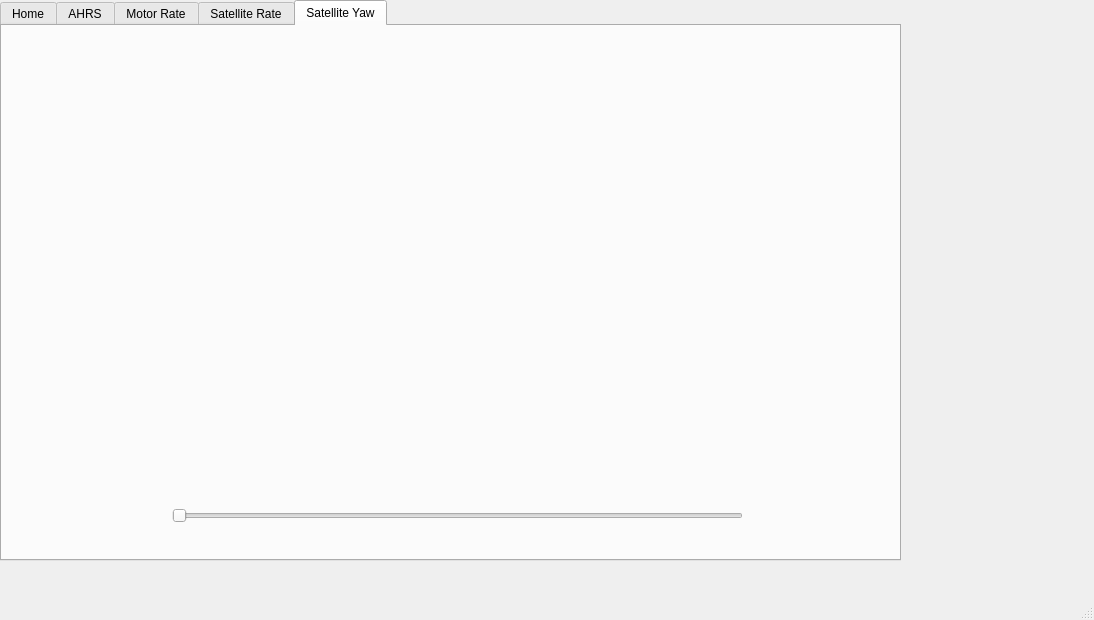
The window that fsat-gs/mainwindow.ui (risherlock/fsat-gs) describes before a commit, drawn with Qt 5.
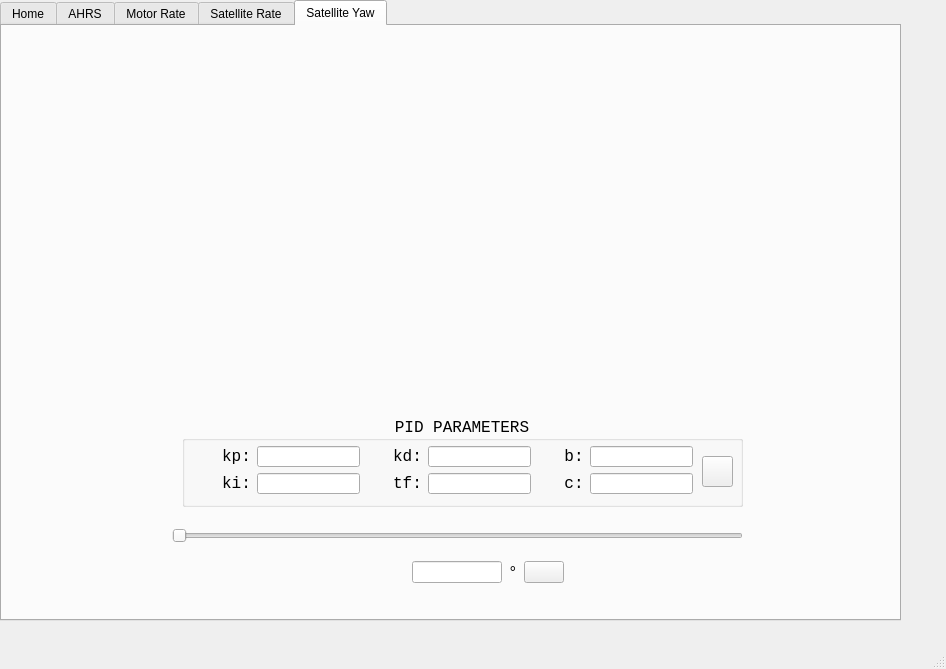
The same window after the commit. Icons and pictures are not drawn. Custom widgets are drawn as their Qt base class.

The edit to the form file:
```diff
--- a/fsat-gs/mainwindow.ui
+++ b/fsat-gs/mainwindow.ui
@@ -6,8 +6,8 @@
    <rect>
     <x>0</x>
     <y>0</y>
-    <width>1094</width>
-    <height>620</height>
+    <width>946</width>
+    <height>669</height>
    </rect>
   </property>
   <property name="windowTitle">
@@ -20,7 +20,7 @@
       <x>0</x>
       <y>0</y>
       <width>901</width>
-      <height>561</height>
+      <height>621</height>
      </rect>
     </property>
     <property name="font">
@@ -700,23 +700,6 @@
                </property>
               </widget>
              </item>
-             <item>
-              <widget class="QLabel" name="label_14">
-               <property name="font">
-                <font>
-                 <family>Courier New</family>
-                 <pointsize>12</pointsize>
-                 <bold>false</bold>
-                </font>
-               </property>
-               <property name="text">
-                <string>0.00</string>
-               </property>
-               <property name="alignment">
-                <set>Qt::AlignmentFlag::AlignCenter</set>
-               </property>
-              </widget>
-             </item>
              <item>
               <widget class="QLabel" name="label_15">
                <property name="font">
@@ -1238,7 +1221,7 @@
       <property name="geometry">
        <rect>
         <x>170</x>
-        <y>480</y>
+        <y>500</y>
         <width>571</width>
         <height>20</height>
        </rect>
@@ -1247,6 +1230,326 @@
        <enum>Qt::Orientation::Horizontal</enum>
       </property>
      </widget>
+     <widget class="QCustomPlot" name="widget_plot_yaw" native="true">
+      <property name="geometry">
+       <rect>
+        <x>90</x>
+        <y>50</y>
+        <width>741</width>
+        <height>311</height>
+       </rect>
+      </property>
+     </widget>
+     <widget class="QGroupBox" name="groupBox_8">
+      <property name="geometry">
+       <rect>
+        <x>180</x>
+        <y>390</y>
+        <width>561</width>
+        <height>91</height>
+       </rect>
+      </property>
+      <property name="font">
+       <font>
+        <family>Courier New</family>
+        <pointsize>12</pointsize>
+        <bold>false</bold>
+       </font>
+      </property>
+      <property name="title">
+       <string>PID PARAMETERS</string>
+      </property>
+      <property name="alignment">
+       <set>Qt::AlignmentFlag::AlignCenter</set>
+      </property>
+      <widget class="QWidget" name="layoutWidget_10">
+       <property name="geometry">
+        <rect>
+         <x>40</x>
+         <y>30</y>
+         <width>471</width>
+         <height>48</height>
+        </rect>
+       </property>
+       <layout class="QGridLayout" name="gridLayout_3">
+        <item row="0" column="0">
+         <layout class="QHBoxLayout" name="horizontalLayout_19">
+          <item>
+           <widget class="QLabel" name="label_43">
+            <property name="font">
+             <font>
+              <family>Courier New</family>
+              <pointsize>12</pointsize>
+              <bold>false</bold>
+             </font>
+            </property>
+            <property name="text">
+             <string>kp:</string>
+            </property>
+            <property name="alignment">
+             <set>Qt::AlignmentFlag::AlignCenter</set>
+            </property>
+           </widget>
+          </item>
+          <item>
+           <widget class="QLineEdit" name="lineEdit_16"/>
+          </item>
+         </layout>
+        </item>
+        <item row="0" column="1">
+         <spacer name="horizontalSpacer_9">
+          <property name="orientation">
+           <enum>Qt::Orientation::Horizontal</enum>
+          </property>
+          <property name="sizeHint" stdset="0">
+           <size>
+            <width>100</width>
+            <height>20</height>
+           </size>
+          </property>
+         </spacer>
+        </item>
+        <item row="0" column="2">
+         <layout class="QHBoxLayout" name="horizontalLayout_20">
+          <item>
+           <widget class="QLabel" name="label_44">
+            <property name="font">
+             <font>
+              <family>Courier New</family>
+              <pointsize>12</pointsize>
+              <bold>false</bold>
+             </font>
+            </property>
+            <property name="text">
+             <string>kd:</string>
+            </property>
+            <property name="alignment">
+             <set>Qt::AlignmentFlag::AlignCenter</set>
+            </property>
+           </widget>
+          </item>
+          <item>
+           <widget class="QLineEdit" name="lineEdit_17"/>
+          </item>
+         </layout>
+        </item>
+        <item row="0" column="3">
+         <spacer name="horizontalSpacer_10">
+          <property name="orientation">
+           <enum>Qt::Orientation::Horizontal</enum>
+          </property>
+          <property name="sizeHint" stdset="0">
+           <size>
+            <width>100</width>
+            <height>20</height>
+           </size>
+          </property>
+         </spacer>
+        </item>
+        <item row="0" column="4">
+         <layout class="QHBoxLayout" name="horizontalLayout_21">
+          <item>
+           <widget class="QLabel" name="label_45">
+            <property name="font">
+             <font>
+              <family>Courier New</family>
+              <pointsize>12</pointsize>
+              <bold>false</bold>
+             </font>
+            </property>
+            <property name="text">
+             <string>b:</string>
+            </property>
+            <property name="alignment">
+             <set>Qt::AlignmentFlag::AlignCenter</set>
+            </property>
+           </widget>
+          </item>
+          <item>
+           <widget class="QLineEdit" name="lineEdit_18"/>
+          </item>
+         </layout>
+        </item>
+        <item row="1" column="0">
+         <layout class="QHBoxLayout" name="horizontalLayout_22">
+          <item>
+           <widget class="QLabel" name="label_46">
+            <property name="font">
+             <font>
+              <family>Courier New</family>
+              <pointsize>12</pointsize>
+              <bold>false</bold>
+             </font>
+            </property>
+            <property name="text">
+             <string>ki:</string>
+            </property>
+            <property name="alignment">
+             <set>Qt::AlignmentFlag::AlignCenter</set>
+            </property>
+           </widget>
+          </item>
+          <item>
+           <widget class="QLineEdit" name="lineEdit_19"/>
+          </item>
+         </layout>
+        </item>
+        <item row="1" column="1">
+         <spacer name="horizontalSpacer_11">
+          <property name="orientation">
+           <enum>Qt::Orientation::Horizontal</enum>
+          </property>
+          <property name="sizeHint" stdset="0">
+           <size>
+            <width>100</width>
+            <height>20</height>
+           </size>
+          </property>
+         </spacer>
+        </item>
+        <item row="1" column="2">
+         <layout class="QHBoxLayout" name="horizontalLayout_23">
+          <item>
+           <widget class="QLabel" name="label_47">
+            <property name="font">
+             <font>
+              <family>Courier New</family>
+              <pointsize>12</pointsize>
+              <bold>false</bold>
+             </font>
+            </property>
+            <property name="text">
+             <string>tf:</string>
+            </property>
+            <property name="alignment">
+             <set>Qt::AlignmentFlag::AlignCenter</set>
+            </property>
+           </widget>
+          </item>
+          <item>
+           <widget class="QLineEdit" name="lineEdit_20"/>
+          </item>
+         </layout>
+        </item>
+        <item row="1" column="3">
+         <spacer name="horizontalSpacer_12">
+          <property name="orientation">
+           <enum>Qt::Orientation::Horizontal</enum>
+          </property>
+          <property name="sizeHint" stdset="0">
+           <size>
+            <width>100</width>
+            <height>20</height>
+           </size>
+          </property>
+         </spacer>
+        </item>
+        <item row="1" column="4">
+         <layout class="QHBoxLayout" name="horizontalLayout_24">
+          <item>
+           <widget class="QLabel" name="label_48">
+            <property name="font">
+             <font>
+              <family>Courier New</family>
+              <pointsize>12</pointsize>
+              <bold>false</bold>
+             </font>
+            </property>
+            <property name="text">
+             <string>c:</string>
+            </property>
+            <property name="alignment">
+             <set>Qt::AlignmentFlag::AlignCenter</set>
+            </property>
+           </widget>
+          </item>
+          <item>
+           <widget class="QLineEdit" name="lineEdit_21"/>
+          </item>
+         </layout>
+        </item>
+       </layout>
+      </widget>
+      <widget class="QPushButton" name="push_power_3">
+       <property name="geometry">
+        <rect>
+         <x>520</x>
+         <y>40</y>
+         <width>31</width>
+         <height>31</height>
+        </rect>
+       </property>
+       <property name="cursor">
+        <cursorShape>PointingHandCursor</cursorShape>
+       </property>
+       <property name="text">
+        <string/>
+       </property>
+       <property name="icon">
+        <iconset resource="resources.qrc">
+         <normaloff>:/icons/assets/send.png</normaloff>:/icons/assets/send.png</iconset>
+       </property>
+       <property name="iconSize">
+        <size>
+         <width>25</width>
+         <height>25</height>
+        </size>
+       </property>
+      </widget>
+     </widget>
+     <widget class="QWidget" name="">
+      <property name="geometry">
+       <rect>
+        <x>410</x>
+        <y>530</y>
+        <width>152</width>
+        <height>33</height>
+       </rect>
+      </property>
+      <layout class="QHBoxLayout" name="horizontalLayout_25">
+       <item>
+        <layout class="QHBoxLayout" name="horizontalLayout_2">
+         <item>
+          <widget class="QLineEdit" name="lineEdit_2"/>
+         </item>
+         <item>
+          <widget class="QLabel" name="label_14">
+           <property name="font">
+            <font>
+             <family>Courier New</family>
+             <pointsize>12</pointsize>
+             <bold>false</bold>
+            </font>
+           </property>
+           <property name="text">
+            <string>°</string>
+           </property>
+          </widget>
+         </item>
+        </layout>
+       </item>
+       <item>
+        <widget class="QPushButton" name="push_power_2">
+         <property name="cursor">
+          <cursorShape>PointingHandCursor</cursorShape>
+         </property>
+         <property name="text">
+          <string/>
+         </property>
+         <property name="icon">
+          <iconset resource="resources.qrc">
+           <normaloff>:/icons/assets/send.png</normaloff>:/icons/assets/send.png</iconset>
+         </property>
+         <property name="iconSize">
+          <size>
+           <width>25</width>
+           <height>25</height>
+          </size>
+         </property>
+        </widget>
+       </item>
+      </layout>
+     </widget>
     </widget>
    </widget>
   </widget>
@@ -1269,6 +1572,12 @@
    <header>qcgaugewidget.h</header>
    <container>1</container>
   </customwidget>
+  <customwidget>
+   <class>QCustomPlot</class>
+   <extends>QWidget</extends>
+   <header>qcustomplot.h</header>
+   <container>1</container>
+  </customwidget>
  </customwidgets>
  <resources>
   <include location="resources.qrc"/>
```
Left out of the diff: 937 changed lines with no effect on the pictures.
